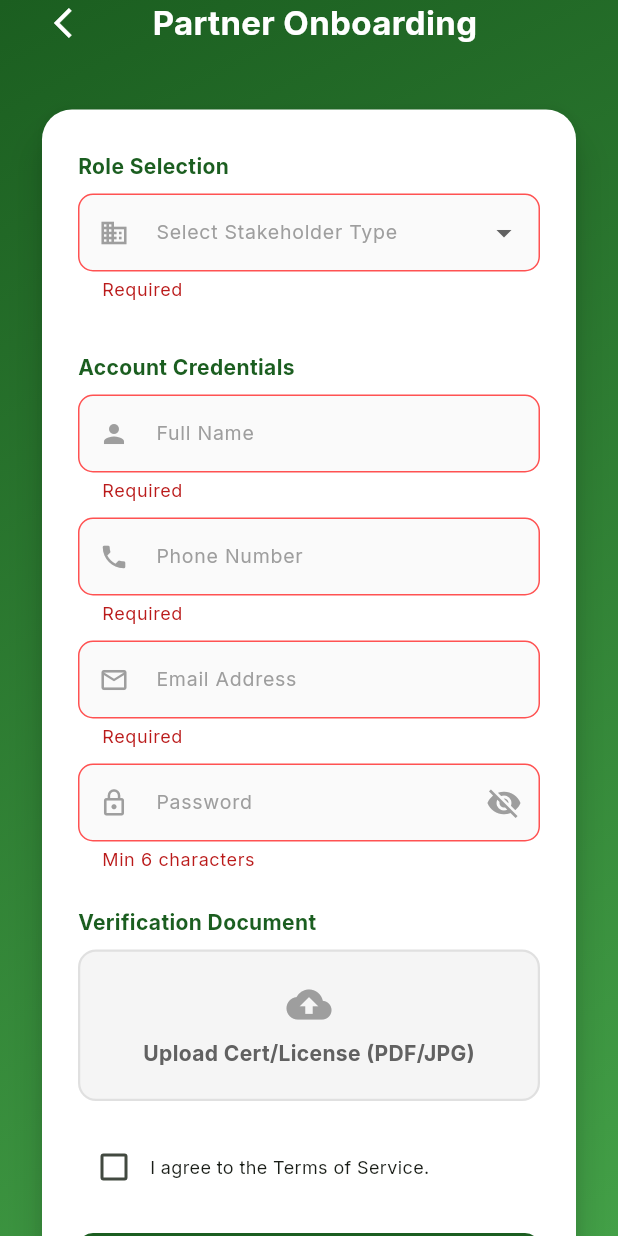
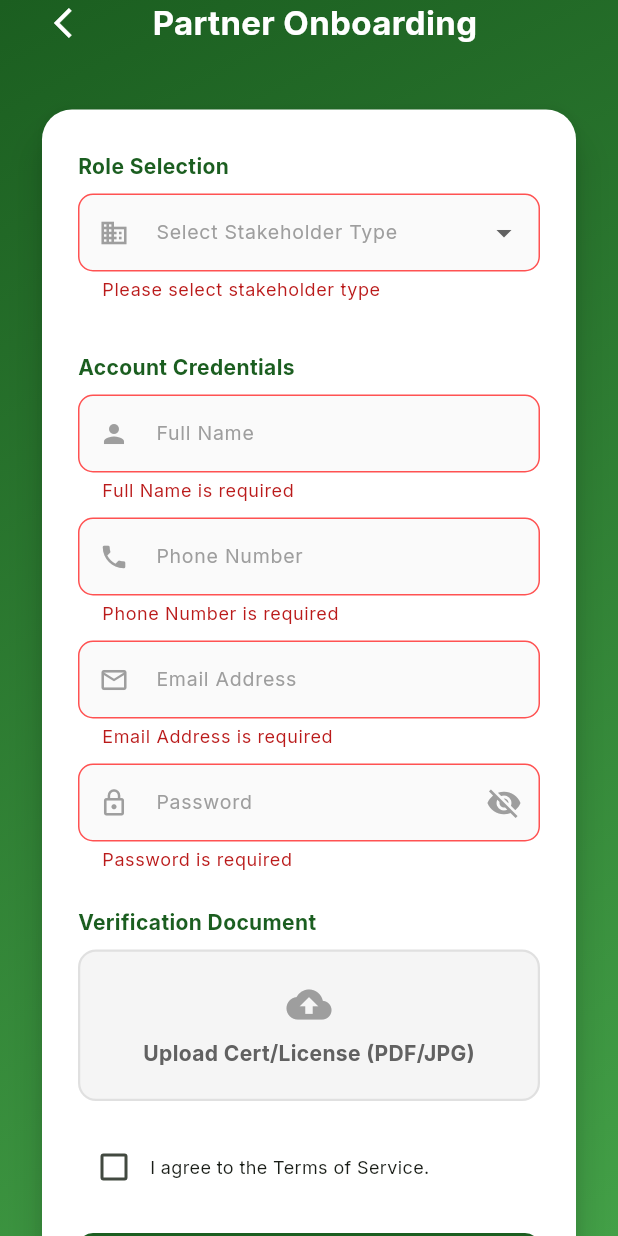
Before and after one commit to shiebin-bit/Halal-Logistics-Tracking-and-Traceability-Based-on-QR-Code, a Flutter app: the RegistrationScreen screen opened by its route, scrolled down 33 dp, after a tap on "SUBMIT APPLICATION", on a phone screen of 412 x 824 dp. Run offline on Flutter 3.47's test engine with Material 3 defaults, Android fonts, the phone set to English and light mode, and no system bars; our stand-ins replace file_picker, flutter_secure_storage, google_fonts, image_picker, local_auth, open_file and 4 more; missing offline and left inert: mobile_scanner; accounts and stored records are empty.

Commit message:
field validation

```diff
--- a/frontend/halal_traceability_app/lib/screens/registration_screen.dart
+++ b/frontend/halal_traceability_app/lib/screens/registration_screen.dart
@@ -14,6 +14,10 @@ class RegistrationScreen extends StatefulWidget {
 
 class _RegistrationScreenState extends State<RegistrationScreen> {
   final _formKey = GlobalKey<FormState>();
+  final RegExp _emailRegex = RegExp(r'^[^\s@]+@[^\s@]+\.[^\s@]+$');
+  final RegExp _nameRegex = RegExp(r"^[A-Za-z][A-Za-z\s'.-]{1,99}$");
+  final RegExp _idRegex = RegExp(r'^[A-Za-z0-9\-\/\s]{4,30}$');
+  final RegExp _vehiclePlateRegex = RegExp(r'^[A-Za-z0-9\s-]{3,12}$');
 
   // --- STATE VARIABLES ---
   final List<String> _stakeholderTypes = [
@@ -53,6 +57,82 @@ class _RegistrationScreenState extends State<RegistrationScreen> {
   final _storeNameController = TextEditingController();
   final _businessRegController = TextEditingController(); // SSM
   final _outletAddressController = TextEditingController();
+
+  String _normalizePhone(String input) {
+    return input.replaceAll(RegExp(r'[\s-]'), '');
+  }
+
+  String? _requiredValidator(String? value, String fieldLabel) {
+    if (value == null || value.trim().isEmpty) {
+      return '$fieldLabel is required';
+    }
+    return null;
+  }
+
+  String? _nameValidator(String? value) {
+    final requiredError = _requiredValidator(value, 'Full Name');
+    if (requiredError != null) return requiredError;
+    final trimmed = value!.trim();
+    if (trimmed.length < 2) return 'Name is too short';
+    if (!_nameRegex.hasMatch(trimmed)) {
+      return 'Use letters and common punctuation only';
+    }
+    return null;
+  }
+
+  String? _emailValidator(String? value) {
+    final requiredError = _requiredValidator(value, 'Email Address');
+    if (requiredError != null) return requiredError;
+    final trimmed = value!.trim();
+    if (!_emailRegex.hasMatch(trimmed)) return 'Enter a valid email address';
+    return null;
+  }
+
+  String? _phoneValidator(String? value) {
+    final requiredError = _requiredValidator(value, 'Phone Number');
+    if (requiredError != null) return requiredError;
+    final normalized = _normalizePhone(value!.trim());
+    if (!RegExp(r'^\+?[0-9]{9,15}$').hasMatch(normalized)) {
+      return 'Enter a valid phone number';
+    }
+    return null;
+  }
+
+  String? _passwordValidator(String? value) {
+    final requiredError = _requiredValidator(value, 'Password');
+    if (requiredError != null) return requiredError;
+    final password = value!;
+    if (password.length < 8) return 'Must be at least 8 characters';
+    if (!RegExp(r'[A-Z]').hasMatch(password)) return 'Add at least 1 uppercase letter';
+    if (!RegExp(r'[a-z]').hasMatch(password)) return 'Add at least 1 lowercase letter';
+    if (!RegExp(r'[0-9]').hasMatch(password)) return 'Add at least 1 number';
+    return null;
+  }
+
+  String? _idValidator(String? value, String label) {
+    final requiredError = _requiredValidator(value, label);
+    if (requiredError != null) return requiredError;
+    if (!_idRegex.hasMatch(value!.trim())) {
+      return '$label format is invalid';
+    }
+    return null;
+  }
+
+  String? _addressValidator(String? value, String label) {
+    final requiredError = _requiredValidator(value, label);
+    if (requiredError != null) return requiredError;
+    if (value!.trim().length < 8) return '$label looks too short';
+    return null;
+  }
+
+  String? _vehiclePlateValidator(String? value) {
+    final requiredError = _requiredValidator(value, 'Vehicle Plate No');
+    if (requiredError != null) return requiredError;
+    if (!_vehiclePlateRegex.hasMatch(value!.trim())) {
+      return 'Enter a valid vehicle plate';
+    }
+    return null;
+  }
 
   @override
   void dispose() {
@@ -129,7 +209,8 @@ class _RegistrationScreenState extends State<RegistrationScreen> {
         request.fields['email'] = _emailController.text.trim();
         request.fields['password'] = _passwordController.text;
         request.fields['role'] = apiRole;
-        request.fields['phone_number'] = _phoneController.text.trim();
+        request.fields['phone_number'] =
+            _normalizePhone(_phoneController.text.trim());
 
         // --- 2. Role Specific Fields ---
         if (apiRole == 'processor') {
@@ -286,6 +367,8 @@ class _RegistrationScreenState extends State<RegistrationScreen> {
                         padding: const EdgeInsets.all(24.0),
                         child: Form(
                           key: _formKey,
+                          autovalidateMode:
+                              AutovalidateMode.onUserInteraction,
                           child: Column(
                             crossAxisAlignment: CrossAxisAlignment.start,
                             children: [
@@ -300,8 +383,9 @@ class _RegistrationScreenState extends State<RegistrationScreen> {
                                 }).toList(),
                                 onChanged: (val) =>
                                     setState(() => _selectedType = val),
-                                validator: (val) =>
-                                    val == null ? 'Required' : null,
+                                validator: (val) => val == null
+                                    ? 'Please select stakeholder type'
+                                    : null,
                               ),
                               const SizedBox(height: 15),
 
@@ -311,50 +395,67 @@ class _RegistrationScreenState extends State<RegistrationScreen> {
                                 _buildTextField(
                                     controller: _companyRegController,
                                     label: "Company Reg No (SSM)",
-                                    icon: Icons.badge),
+                                    icon: Icons.badge,
+                                    validator: (val) =>
+                                        _idValidator(val, "Company Reg No")),
                                 const SizedBox(height: 10),
                                 _buildTextField(
                                     controller: _halalCertController,
                                     label: "Halal Cert No",
-                                    icon: Icons.verified),
+                                    icon: Icons.verified,
+                                    validator: (val) =>
+                                        _idValidator(val, "Halal Cert No")),
                                 const SizedBox(height: 10),
                                 _buildTextField(
                                     controller: _factoryAddressController,
                                     label: "Factory Address",
-                                    icon: Icons.location_on),
+                                    icon: Icons.location_on,
+                                    validator: (val) =>
+                                        _addressValidator(val, "Factory Address")),
                               ] else if (_selectedType ==
                                   'Logistics Partner') ...[
                                 _buildHeader("Vehicle & Driver Details"),
                                 _buildTextField(
                                     controller: _vehiclePlateController,
                                     label: "Vehicle Plate No",
-                                    icon: Icons.local_shipping),
+                                    icon: Icons.local_shipping,
+                                    validator: _vehiclePlateValidator),
                                 const SizedBox(height: 10),
                                 _buildTextField(
                                     controller: _driverLicenseController,
                                     label: "Driver License No",
-                                    icon: Icons.card_membership),
+                                    icon: Icons.card_membership,
+                                    validator: (val) =>
+                                        _idValidator(val, "Driver License No")),
                                 const SizedBox(height: 10),
                                 _buildTextField(
                                     controller: _vehicleTypeController,
                                     label: "Vehicle Type",
-                                    icon: Icons.category),
+                                    icon: Icons.category,
+                                    validator: (val) =>
+                                        _requiredValidator(val, "Vehicle Type")),
                               ] else if (_selectedType == 'Retailer') ...[
                                 _buildHeader("Store Details"),
                                 _buildTextField(
                                     controller: _storeNameController,
                                     label: "Store Name",
-                                    icon: Icons.store),
+                                    icon: Icons.store,
+                                    validator: (val) =>
+                                        _requiredValidator(val, "Store Name")),
                                 const SizedBox(height: 10),
                                 _buildTextField(
                                     controller: _businessRegController,
                                     label: "Business Reg No (SSM)",
-                                    icon: Icons.badge),
+                                    icon: Icons.badge,
+                                    validator: (val) =>
+                                        _idValidator(val, "Business Reg No")),
                                 const SizedBox(height: 10),
                                 _buildTextField(
                                     controller: _outletAddressController,
                                     label: "Outlet Address",
-                                    icon: Icons.location_on),
+                                    icon: Icons.location_on,
+                                    validator: (val) =>
+                                        _addressValidator(val, "Outlet Address")),
                               ],
 
                               const SizedBox(height: 15),
@@ -363,19 +464,22 @@ class _RegistrationScreenState extends State<RegistrationScreen> {
                               _buildTextField(
                                   controller: _nameController,
                                   label: "Full Name",
-                                  icon: Icons.person),
+                                  icon: Icons.person,
+                                  validator: _nameValidator),
                               const SizedBox(height: 10),
                               _buildTextField(
                                   controller: _phoneController,
                                   label: "Phone Number",
                                   icon: Icons.phone,
-                                  type: TextInputType.phone),
+                                  type: TextInputType.phone,
+                                  validator: _phoneValidator),
                               const SizedBox(height: 10),
                               _buildTextField(
                                   controller: _emailController,
                                   label: "Email Address",
                                   icon: Icons.email_outlined,
-                                  type: TextInputType.emailAddress),
+                                  type: TextInputType.emailAddress,
+                                  validator: _emailValidator),
                               const SizedBox(height: 10),
                               TextFormField(
                                 controller: _passwordController,
@@ -394,8 +498,7 @@ class _RegistrationScreenState extends State<RegistrationScreen> {
                                             !_isPasswordVisible),
                                   ),
                                 ),
-                                validator: (val) =>
-                                    val!.length < 6 ? 'Min 6 characters' : null,
+                                validator: _passwordValidator,
                               ),
 
                               const SizedBox(height: 20),
@@ -517,12 +620,13 @@ class _RegistrationScreenState extends State<RegistrationScreen> {
     required String label,
     required IconData icon,
     TextInputType type = TextInputType.text,
+    String? Function(String?)? validator,
   }) {
     return TextFormField(
       controller: controller,
       keyboardType: type,
       decoration: _inputDecoration(label, icon),
-      validator: (val) => val!.isEmpty ? 'Required' : null,
+      validator: validator ?? (val) => _requiredValidator(val, label),
     );
   }
 
```
